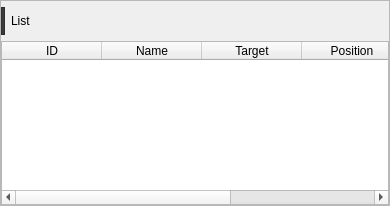
Qt form maincontent/controlwidget/tablecontrol/tablecontrol.ui (YYC572652645/QCoolPage) before a commit.
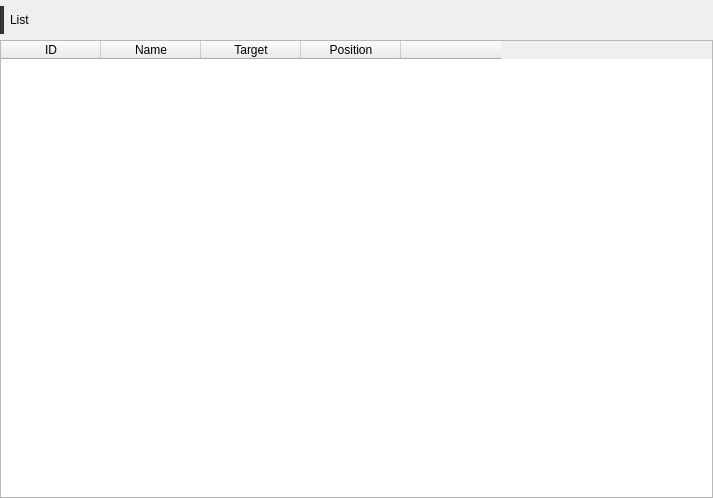
The same form after that commit.

```diff
--- a/maincontent/controlwidget/tablecontrol/tablecontrol.ui
+++ b/maincontent/controlwidget/tablecontrol/tablecontrol.ui
@@ -6,8 +6,8 @@
    <rect>
     <x>0</x>
     <y>0</y>
-    <width>390</width>
-    <height>206</height>
+    <width>713</width>
+    <height>498</height>
    </rect>
   </property>
   <property name="windowTitle">
@@ -30,30 +30,6 @@
     <number>0</number>
    </property>
    <item>
-    <widget class="QFrame" name="frameTable">
-     <property name="frameShape">
-      <enum>QFrame::StyledPanel</enum>
-     </property>
-     <property name="frameShadow">
-      <enum>QFrame::Raised</enum>
-     </property>
-     <layout class="QVBoxLayout" name="verticalLayout_2">
-      <property name="spacing">
-       <number>0</number>
-      </property>
-      <property name="leftMargin">
-       <number>0</number>
-      </property>
-      <property name="topMargin">
-       <number>0</number>
-      </property>
-      <property name="rightMargin">
-       <number>0</number>
-      </property>
-      <property name="bottomMargin">
-       <number>0</number>
-      </property>
-      <item>
        <widget class="QWidget" name="widgetHead" native="true">
         <property name="minimumSize">
          <size>
@@ -148,9 +124,6 @@
           <string/>
          </property>
         </column>
-       </widget>
-      </item>
-     </layout>
     </widget>
    </item>
   </layout>
```
Lines whose indentation alone changed are shown as unchanged.
